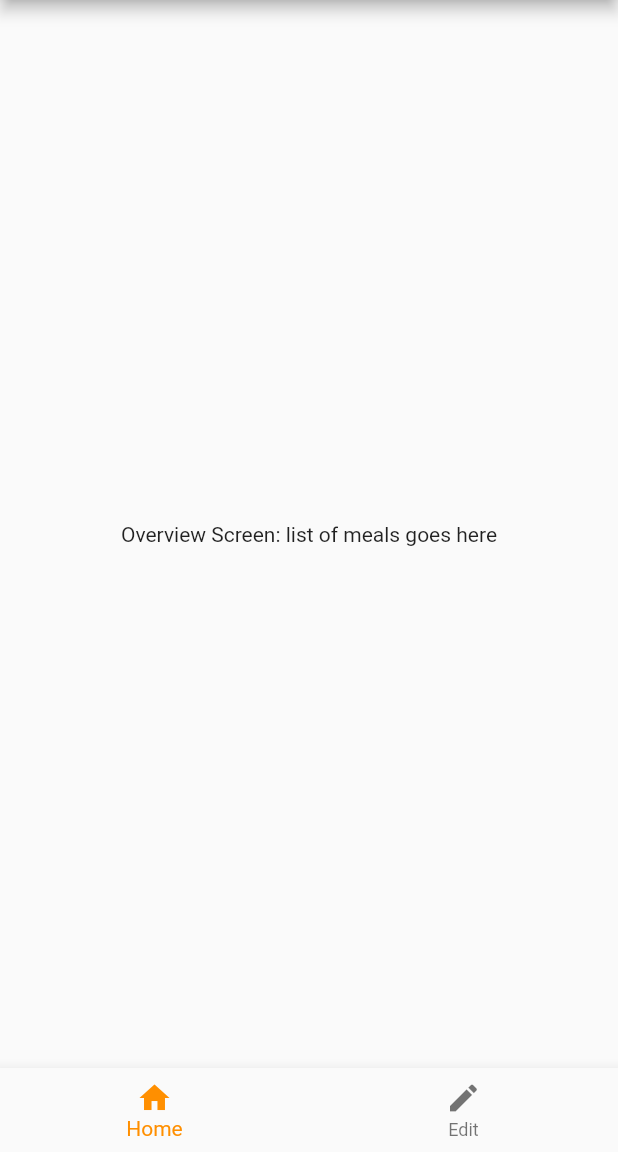
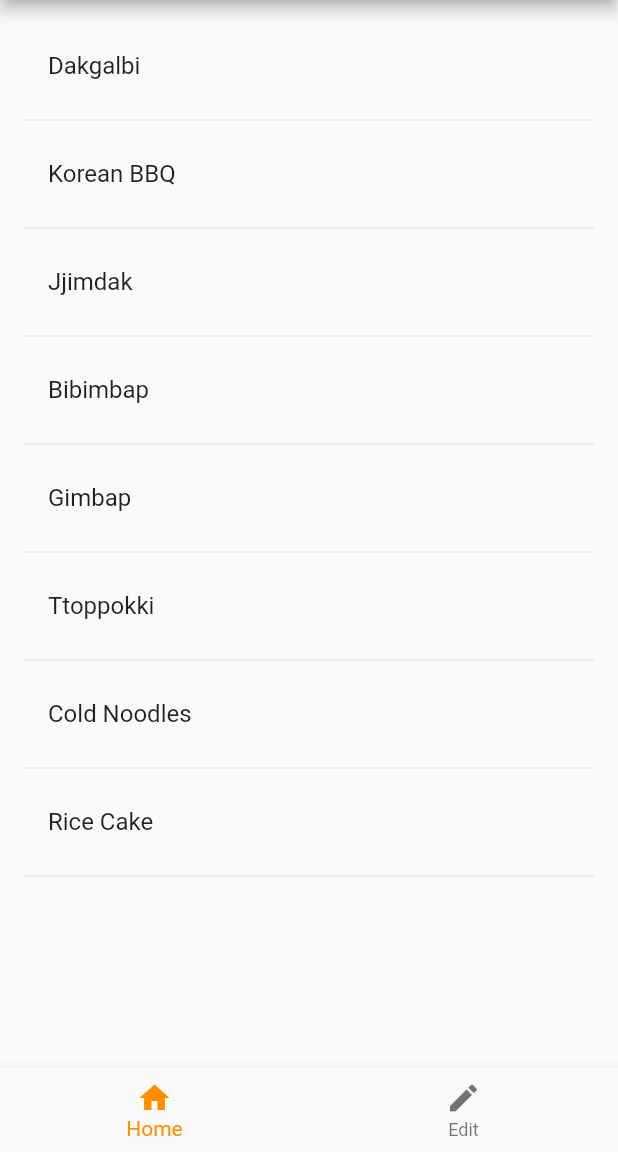
Before and after one commit to Taimonania/digital-butler, a Flutter app: the screen it shows after launch, on a phone screen of 412 x 824 dp, the part 84-1236 px from its top. Run offline on Flutter 3.47's test engine with Material 2 defaults, Android fonts, the phone set to English and light mode, and no system bars.

Commit message:
add simple list of meals for the overview screen

```diff
--- a/db_app/lib/overview.dart
+++ b/db_app/lib/overview.dart
@@ -10,11 +10,38 @@ class Overview extends StatefulWidget {
 
 class _OverviewState extends State<Overview> {
   int _selectedIndex = 0;
+  List<String> _meals = <String>[
+    "Dakgalbi",
+    "Korean BBQ",
+    "Jjimdak",
+    "Bibimbap",
+    "Gimbap",
+    "Ttoppokki",
+    "Cold Noodles",
+    "Rice Cake",
+  ];
 
-  static const List<Widget> _selectedPage = <Widget>[
+  static List<Widget> _selectedPage = <Widget>[
     Text('Overview Screen: list of meals goes here'),
     Text('Edit Screen: see and edit one meal here'),
   ];
+
+  Widget _buildMeals() {
+    return ListView.builder(
+        padding: EdgeInsets.all(16.0),
+        itemCount: _meals.length * 2, // *2 because of the dividers
+        itemBuilder: (context, i) {
+          if (i.isOdd) return Divider();
+          final index = i ~/ 2;
+          return _buildMealRow(_meals[index]);
+        });
+  }
+
+  Widget _buildMealRow(String meal) {
+    return ListTile(
+      title: Text(meal),
+    );
+  }
 
   void _onItemTapped(int index) {
     setState(() {
@@ -30,7 +57,7 @@ class _OverviewState extends State<Overview> {
       ),
       body: Container(
         alignment: Alignment.center,
-        child: _selectedPage.elementAt(_selectedIndex),
+        child: _buildMeals(), //_selectedPage.elementAt(_selectedIndex),
       ),
       bottomNavigationBar: BottomNavigationBar(
         items: const <BottomNavigationBarItem>[
```
